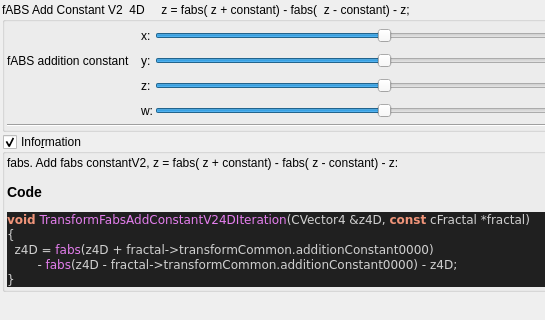
Qt form mandelbulber2/qt_data/fractal_transf_fabs_add_constantV2_4D.ui (buddhi1980/mandelbulber2) before a commit; both pictures show x 0 to 545 and y 0 to 320 of the 711 by 610 pixel window.
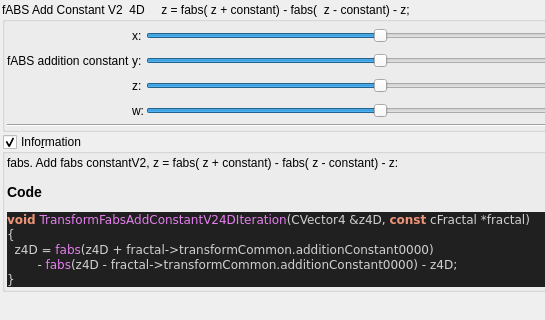
The same form after that commit. Custom widgets are drawn as their Qt base class.

Patch:
```diff
--- a/mandelbulber2/qt_data/fractal_transf_fabs_add_constantV2_4D.ui
+++ b/mandelbulber2/qt_data/fractal_transf_fabs_add_constantV2_4D.ui
@@ -118,7 +118,7 @@
         <item row="1" column="0">
          <widget class="QLabel" name="label_23">
           <property name="text">
-           <string>fABS addition constant   </string>
+           <string>fABS addition constant</string>
           </property>
          </widget>
         </item>
```
